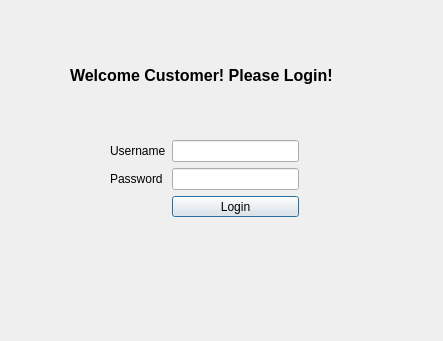
Before: the Qt Designer form Project/dialogcustomer.ui in nhitz/CS1CProject2, drawn with Qt 5.
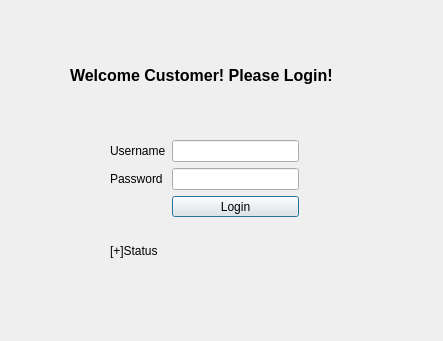
After: the same form once the commit is applied.

What changed in the file:
```diff
--- a/Project/dialogcustomer.ui
+++ b/Project/dialogcustomer.ui
@@ -72,6 +72,19 @@
     </item>
    </layout>
   </widget>
+  <widget class="QLabel" name="labelStatus">
+   <property name="geometry">
+    <rect>
+     <x>110</x>
+     <y>240</y>
+     <width>161</width>
+     <height>21</height>
+    </rect>
+   </property>
+   <property name="text">
+    <string>[+]Status</string>
+   </property>
+  </widget>
  </widget>
  <resources/>
  <connections/>
```
Left out of the diff: 9 changed lines with no effect on the pictures.
